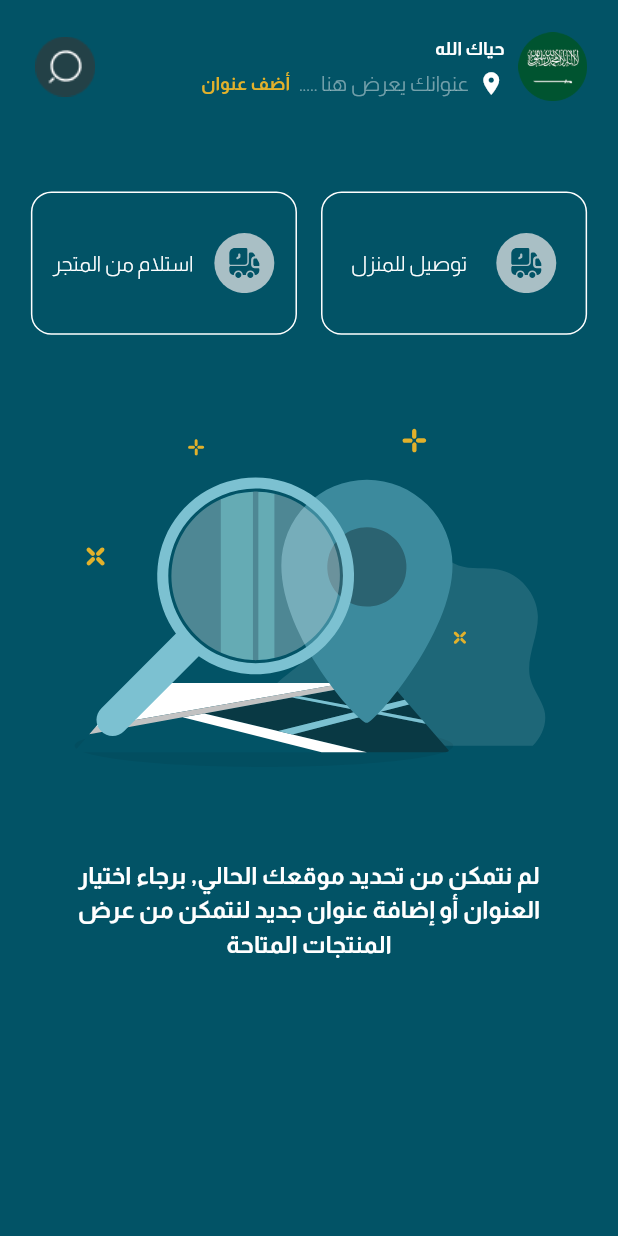
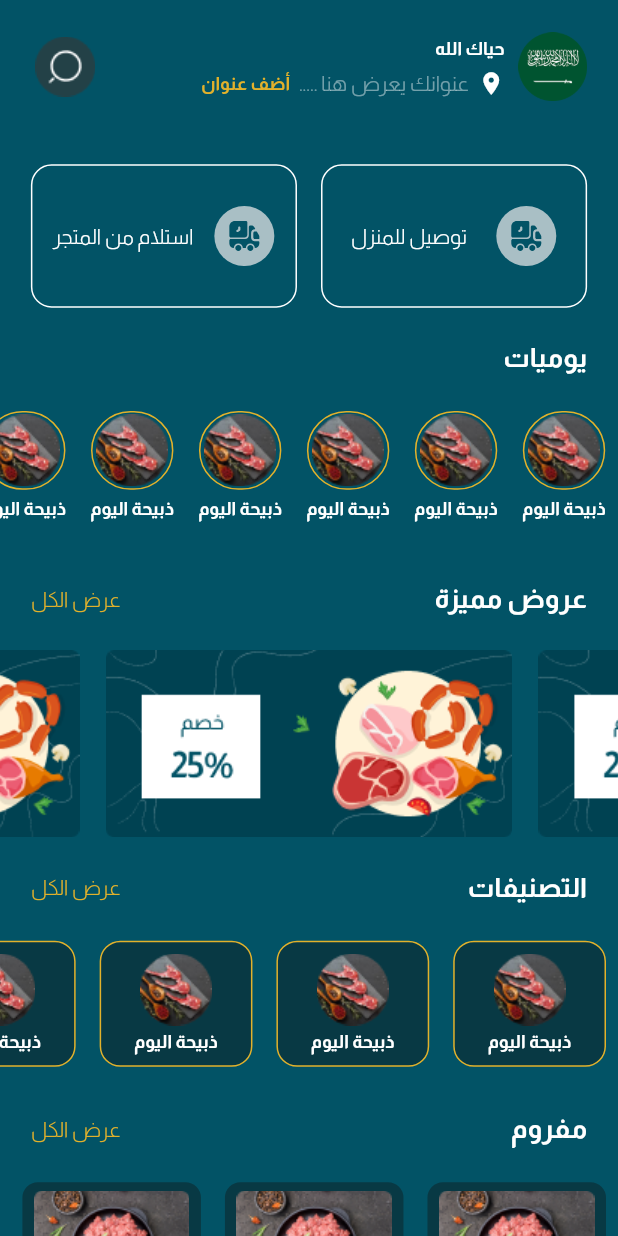
Before and after one commit to ranahamdy1/abo_maged_app, a Flutter app: the HomeScreen screen opened directly, on a phone screen of 412 x 824 dp. Run offline on Flutter 3.47's test engine with Material 3 defaults, Android fonts, the phone set to English and light mode, and no system bars; drawn by our look-alikes of carousel_slider; our stand-ins replace animated_splash_screen, bloc, dio, easy_localization, flutter_bloc, flutter_screenutil and 4 more; accounts and stored records are empty.

Commit message:
add main home screen

```diff
--- a/lib/features/home/home/view/home_screen.dart
+++ b/lib/features/home/home/view/home_screen.dart
@@ -1,6 +1,8 @@
+import 'package:abo_maged_app/core/extensions/assets_widgets.dart';
 import 'package:abo_maged_app/core/utils/app_assets.dart';
 import 'package:abo_maged_app/core/utils/app_colors.dart';
 import 'package:abo_maged_app/core/widgets/text_widget.dart';
+import 'package:abo_maged_app/features/home/home/view/main_home_screen.dart';
 import 'package:flutter/material.dart';
 import 'package:flutter_svg/flutter_svg.dart';
 import 'package:flutter_screenutil/flutter_screenutil.dart';
@@ -19,12 +21,13 @@ class _HomeScreenState extends State<HomeScreen> {
   @override
   Widget build(BuildContext context) {
     return Scaffold(
-      body: Padding(
-        padding: EdgeInsets.all(18.0.w),
+      body: SingleChildScrollView(
         child: Column(
           mainAxisAlignment: MainAxisAlignment.spaceBetween,
           children: [
-            Row(
+            Padding(
+              padding:  EdgeInsets.all(18.0.w),
+              child: Row(
                 children: [
                   SizedBox(
                     height: 40.h,
@@ -70,7 +73,10 @@ class _HomeScreenState extends State<HomeScreen> {
                   ),
                 ],
               ),
-            Row(
+            ),
+            Padding(
+              padding:  EdgeInsets.all(18.0.w),
+              child: Row(
                 mainAxisAlignment: MainAxisAlignment.spaceBetween,
                 children: [
                   _buildDeliveryOption(
@@ -97,11 +103,18 @@ class _HomeScreenState extends State<HomeScreen> {
                   ),
                 ],
               ),
+            ),
+            /*Padding(
+              padding: EdgeInsets.all(18.0.w),
+              child: Column(
+                children: [
+                  12.hSize,
                   SizedBox(
                     height: 193.h,
                     width: 276.w,
                     child: SvgPicture.asset("on_boarding1".getSvgAsset),
                   ),
+                  22.hSize,
                   SizedBox(
                     height: 100.h,
                     width: 276.w,
@@ -112,6 +125,10 @@ class _HomeScreenState extends State<HomeScreen> {
                     ),
                   ),
                   SizedBox(height: 44.h),
+                ],
+              ),
+            ),*/
+            const MainHomeScreen(),
           ],
         ),
       ),
--- /dev/null
+++ b/lib/features/home/home/view/main_home_screen.dart
@@ -0,0 +1,179 @@
+import 'package:abo_maged_app/core/utils/app_assets.dart';
+import 'package:abo_maged_app/core/utils/app_colors.dart';
+import 'package:abo_maged_app/core/widgets/text_widget.dart';
+import 'package:carousel_slider/carousel_slider.dart';
+import 'package:flutter/cupertino.dart';
+import 'package:flutter_screenutil/flutter_screenutil.dart';
+
+class MainHomeScreen extends StatefulWidget {
+  const MainHomeScreen({super.key});
+
+  @override
+  State<MainHomeScreen> createState() => _MainHomeScreenState();
+}
+
+class _MainHomeScreenState extends State<MainHomeScreen> {
+  final urlImages = [
+    "assets/images/caursal_image.png",
+    "assets/images/caursal_image.png",
+    "assets/images/caursal_image.png",
+  ];
+
+  @override
+  Widget build(BuildContext context) {
+    return Column(
+      children: [
+        Padding(
+          padding: EdgeInsets.only(right: 18.0.w),
+          child: const Align(
+            alignment: Alignment.topRight,
+              child: TextWidget.bigText("يوميات",color: AppColors.whiteColor,),
+          ),
+        ),
+        SizedBox(height: 12.h),
+        SizedBox(
+          height: 100,
+          child: ListView.builder(
+            itemCount: 10,
+            scrollDirection: Axis.horizontal,
+            itemBuilder: (BuildContext context, int index) {
+              return Padding(
+                padding: const EdgeInsets.all(8.0),
+                child: Column(
+                  children: [
+                    Container(
+                      height: 44.h,
+                      width: 48.w,
+                      decoration: BoxDecoration(
+                          borderRadius: BorderRadius.circular(44.r),
+                          border: Border.all(color: AppColors.yellowColor)
+                      ),
+                      child: Image.asset("food".getPngAsset),
+                    ),
+                    SizedBox(height: 3.h),
+                    const TextWidget.mediumText("ذبيحة اليوم",color: AppColors.whiteColor,)
+                  ],
+                ),
+              );
+            },
+          ),
+        ),
+        Padding(
+          padding: EdgeInsets.all(18.0.w),
+          child: const Row(
+            children: [
+              TextWidget.bigText("عروض مميزة",color: AppColors.whiteColor),
+              Spacer(),
+              TextWidget.smallText("عرض الكل",color: AppColors.yellowColor,),
+            ],
+          ),
+        ),
+        CarouselSlider.builder(
+          itemCount: urlImages.length,
+          itemBuilder: (context, index, realIndex) {
+            final urlImage = urlImages[index];
+            return buildImage(urlImage,index);
+          },
+          options: CarouselOptions(
+              height: 125,
+              autoPlay: true,
+              viewportFraction: 0.70,
+          ),
+        ),
+        Padding(
+          padding: EdgeInsets.only(top: 18.0.w,right: 18.0.w,left: 18.0.w),
+          child: const Row(
+            children: [
+              TextWidget.bigText("التصنيفات",color: AppColors.whiteColor),
+              Spacer(),
+              TextWidget.smallText("عرض الكل",color: AppColors.yellowColor,),
+            ],
+          ),
+        ),
+        SizedBox(height: 12.h),
+        SizedBox(
+          height: 100,
+          child: ListView.builder(
+            itemCount: 10,
+            scrollDirection: Axis.horizontal,
+            itemBuilder: (BuildContext context, int index) {
+              return Padding(
+                padding: const EdgeInsets.all(8.0),
+                child: Container(
+                  height: 96.h,
+                  width: 89.w,
+                  padding: EdgeInsets.all(5.w),
+                  decoration: BoxDecoration(
+                      borderRadius: BorderRadius.circular(12.r),
+                      border: Border.all(color: AppColors.yellowColor),
+                      color: AppColors.secondColor
+                  ),
+                  child: Column(
+                    mainAxisAlignment: MainAxisAlignment.spaceEvenly,
+                    children: [
+                      Image.asset("food".getPngAsset),
+                      const TextWidget.mediumText("ذبيحة اليوم",color: AppColors.whiteColor,)
+                    ],
+                  ),
+                ),
+              );
+            },
+          ),
+        ),
+        Padding(
+          padding: EdgeInsets.only(top: 18.0.w,right: 18.0.w,left: 18.0.w),
+          child: const Row(
+            children: [
+              TextWidget.bigText("مفروم",color: AppColors.whiteColor),
+              Spacer(),
+              TextWidget.smallText("عرض الكل",color: AppColors.yellowColor,),
+            ],
+          ),
+        ),
+        SizedBox(height: 12.h),
+        SizedBox(
+          height: 155.h,
+          child: ListView.builder(
+            itemCount: 10,
+            scrollDirection: Axis.horizontal,
+            itemBuilder: (BuildContext context, int index) {
+              return Padding(
+                padding: const EdgeInsets.all(8.0),
+                child: Container(
+                  height: 100.h,
+                  width: 104.w,
+                  padding: EdgeInsets.all(5.w),
+                  decoration: BoxDecoration(
+                      borderRadius: BorderRadius.circular(9.r),
+                      color: AppColors.secondColor
+                  ),
+                  child: Column(
+                    children: [
+                      SizedBox(
+                          height: 66.h,
+                          width: 104.w,
+                          child: Image.asset("food2".getPngAsset)),
+                      SizedBox(
+                          height: 55.h,
+                          width: 104.w,
+                          child: const Column(
+                            mainAxisAlignment: MainAxisAlignment.spaceEvenly,
+                            children: [
+                              TextWidget.mediumText("مفروم غنم",color: AppColors.whiteColor,),
+                              TextWidget.mediumText("120 ريال",color: AppColors.yellowColor,),
+                            ],
+                          ))
+                    ],
+                  ),
+                ),
+              );
+            },
+          ),
+        ),
+      ],
+    );
+  }
+}
+
+Widget buildImage(String urlImage, int index) =>
+    Image.asset(urlImage,fit: BoxFit.cover,width: 271,);
--- a/pubspec.yaml
+++ b/pubspec.yaml
@@ -25,6 +25,7 @@ dependencies:
   pinput: ^5.0.0
   flutter_screenutil: ^5.9.3
   flutter_localization: ^0.2.3
+  carousel_slider: ^5.0.0
 
 dev_dependencies:
   flutter_test:
```
Also changed, not shown: assets/images/caursal_image.png (added), assets/images/food.png (added), assets/images/food2.png (added), pubspec.lock. Lines whose indentation alone changed are shown as unchanged.
